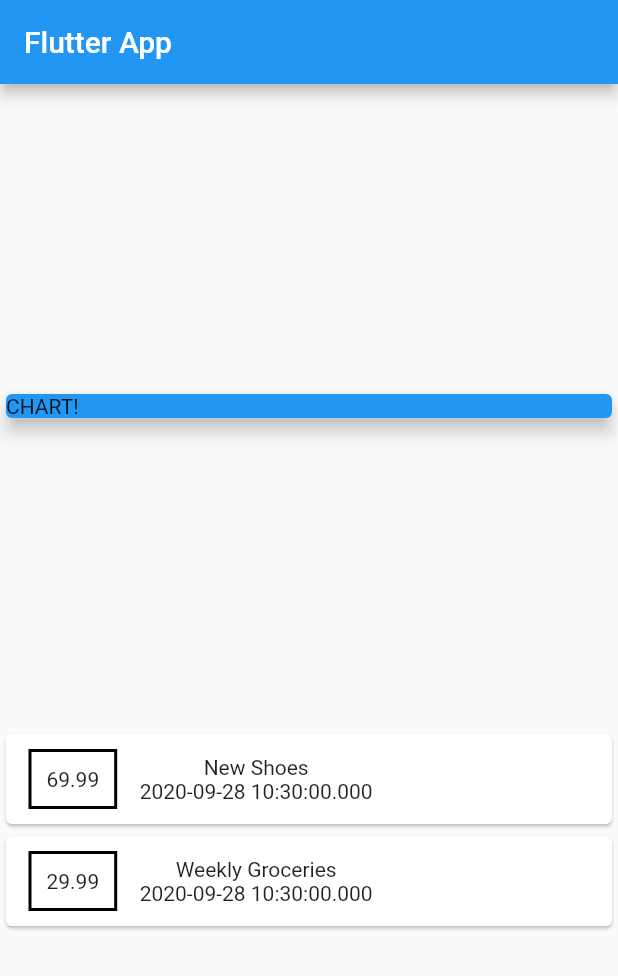
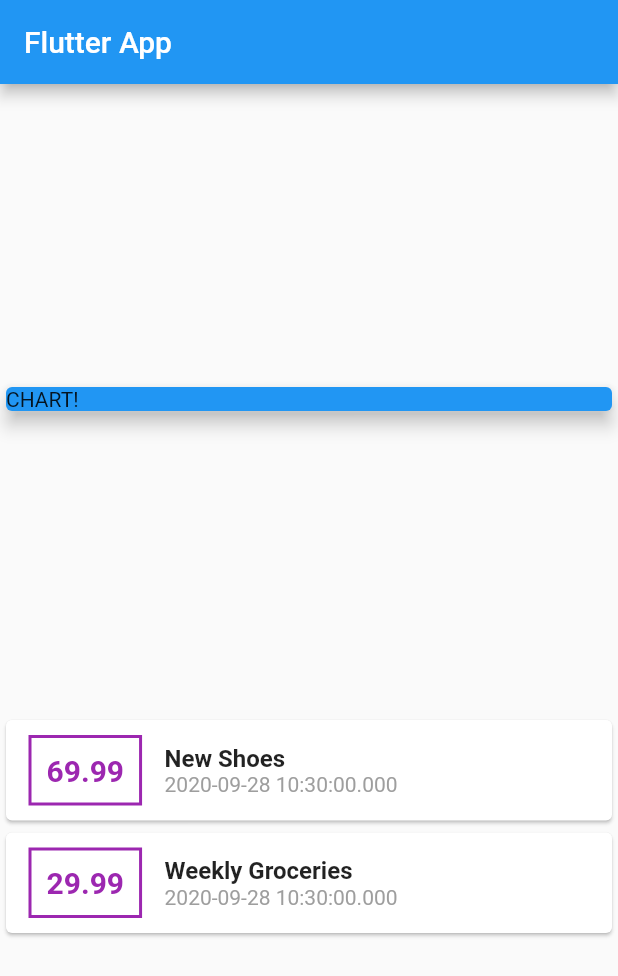
Before and after one commit to ahmmdd/FlutterBasics, a Flutter app: the screen it shows after launch, on a phone screen of 412 x 824 dp. Shown: the top 976 px of the screen. Run offline on Flutter 3.47's test engine with Material 2 defaults, Android fonts, the phone set to English and light mode, and no system bars.

Commit message:
Added more styling

```diff
--- a/lib/main.dart
+++ b/lib/main.dart
@@ -59,20 +59,36 @@ class MyHomePage extends StatelessWidget {
                     ),
                     decoration: BoxDecoration(
                       border: Border.all(
-                        color: Colors.black,
+                        color: Colors.purple,
                         width: 2,
                       ),
                     ),
                     padding: EdgeInsets.all(10),
                     child: Text(
                       tx.amount.toString(),
+                      style: TextStyle(
+                        fontWeight: FontWeight.bold,
+                        fontSize: 20,
+                        color: Colors.purple,
+                      ),
                     ),
                   ),
                   Column(
+                    crossAxisAlignment: CrossAxisAlignment.start,
                     children: <Widget>[
-                      Text(tx.title),
+                      Text(
+                        tx.title,
+                        style: TextStyle(
+                          fontWeight: FontWeight.bold,
+                          fontSize: 16,
+                        ),
+                      ),
                       Text(
                         tx.date.toString(),
+                        style: TextStyle(
+                          fontSize: 14,
+                          color: Colors.grey,
+                        ),
                       ),
                     ],
                   )
```
